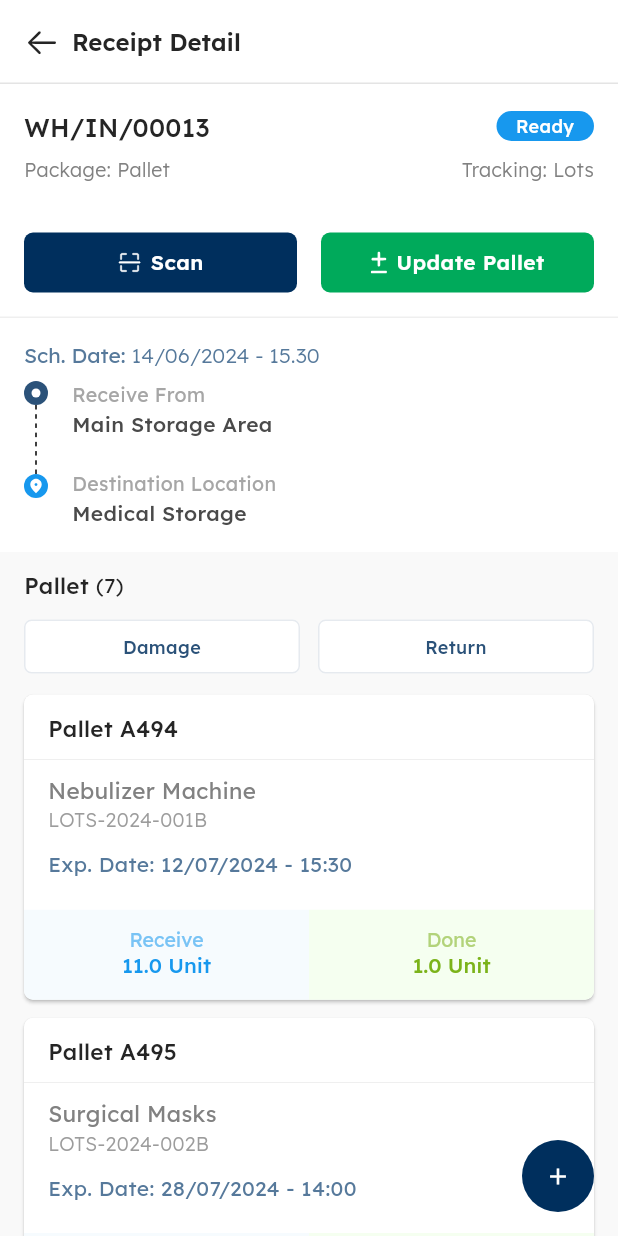
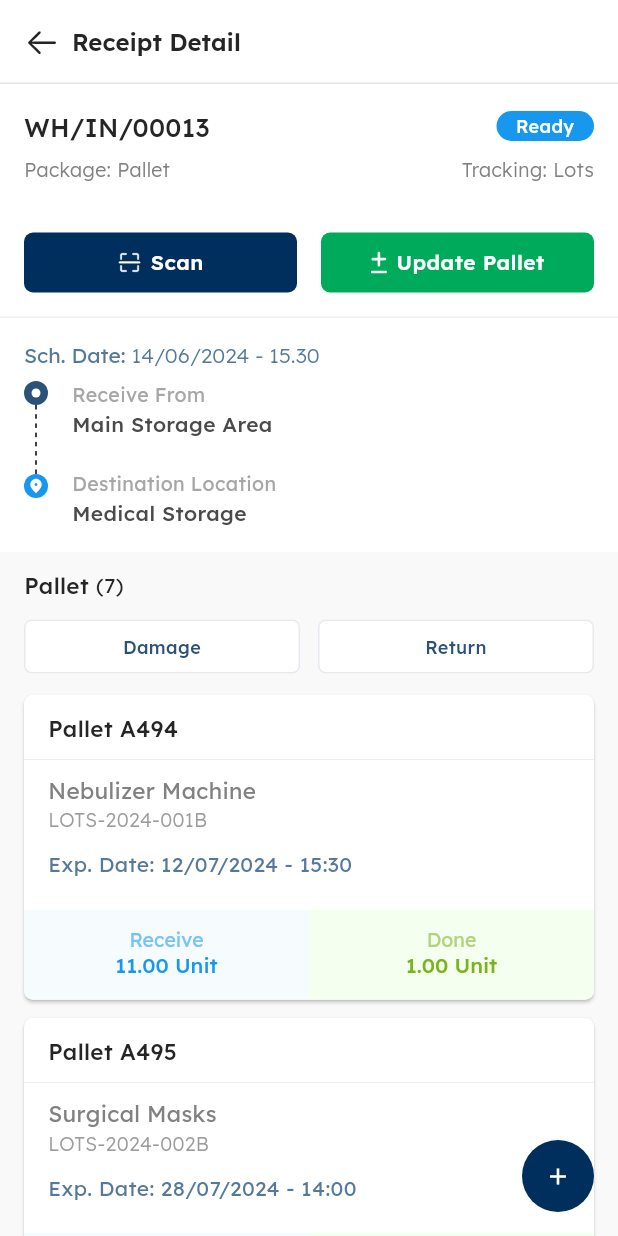
Before and after one commit to teguhw-scaleocean/inventory_3, a Flutter app: the screen it shows after launch, after a tap on "WH/IN/00013", on a phone screen of 412 x 824 dp. Run offline on Flutter 3.47's test engine with Material 3 defaults, Android fonts, the phone set to English and light mode, and no system bars; drawn by our look-alikes of flutter_dash; our stand-ins replace device_preview, flutter_screenutil, flutter_svg.

Commit message:
fix qty format, fix value code

```diff
--- a/lib/presentation/receipt/screens/receipt_detail_screen.dart
+++ b/lib/presentation/receipt/screens/receipt_detail_screen.dart
@@ -368,11 +368,11 @@ class _ReceiptDetailScreenState extends State<ReceiptDetailScreen> {
               children: [
                 _buildBottomCardSection(
                   label: "Receive",
-                  value: "11.0 Unit",
+                  value: "11.00 Unit",
                 ),
                 _buildBottomCardSection(
                   label: "Done",
-                  value: "1.0 Unit",
+                  value: "1.00 Unit",
                 )
               ],
             ),
--- a/lib/presentation/receipt/screens/receipt_product_detail.dart
+++ b/lib/presentation/receipt/screens/receipt_product_detail.dart
@@ -62,7 +62,7 @@ class _ReceiptProductDetailScreenState
               Row(
                 mainAxisAlignment: MainAxisAlignment.spaceBetween,
                 children: [
-                  Text(product.lotsCode ?? product.code,
+                  Text(product.code,
                       style: BaseText.grey1Text13
                           .copyWith(fontWeight: BaseText.light)),
                   Text("Pallet ${product.palletCode}",
```
